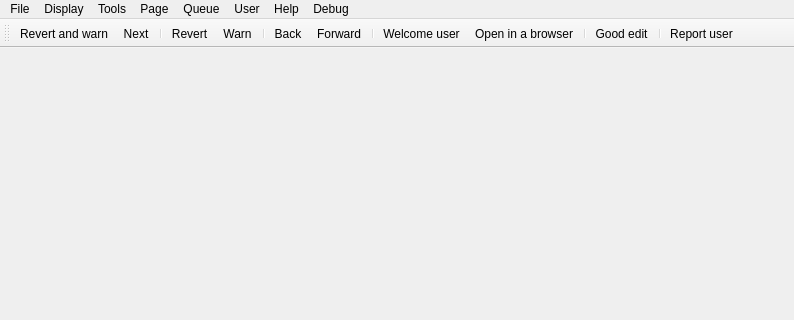
Above: huggle/mainwindow.ui from huggle/huggle3-qt-lx before the change; both pictures show x 0 to 794 and y 0 to 320 of the 794 by 482 pixel window. Below: the same form after it.
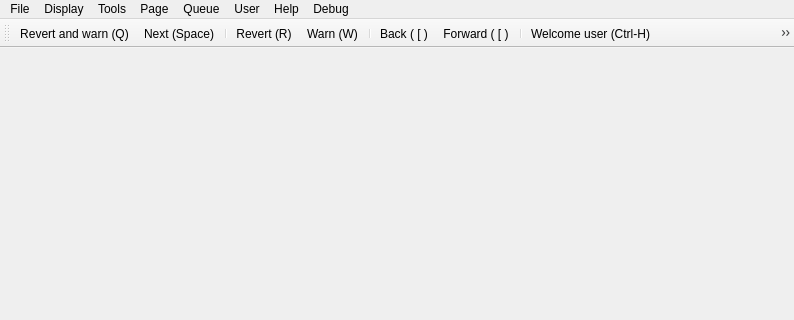
That is the form after the change. Icons and pictures are not drawn.

Commit message: keyboard shortcuts for toolbar actions now in tooltips

```diff
--- a/huggle/mainwindow.ui
+++ b/huggle/mainwindow.ui
@@ -220,7 +220,10 @@
      <normaloff>:/huggle/pictures/Resources/diff-revert-warn.png</normaloff>:/huggle/pictures/Resources/diff-revert-warn.png</iconset>
    </property>
    <property name="text">
-    <string>Revert and warn</string>
+    <string>Revert and warn (Q)</string>
+   </property>
+   <property name="toolTip">
+    <string>Revert and warn (Q)</string>
    </property>
   </action>
   <action name="actionRevert">
@@ -229,7 +232,10 @@
      <normaloff>:/huggle/pictures/Resources/diff-revert.png</normaloff>:/huggle/pictures/Resources/diff-revert.png</iconset>
    </property>
    <property name="text">
-    <string>Revert</string>
+    <string>Revert (R)</string>
+   </property>
+   <property name="toolTip">
+    <string>Revert (R)</string>
    </property>
   </action>
   <action name="actionWarn">
@@ -238,7 +244,7 @@
      <normaloff>:/huggle/pictures/Resources/user-warn.png</normaloff>:/huggle/pictures/Resources/user-warn.png</iconset>
    </property>
    <property name="text">
-    <string>Warn</string>
+    <string>Warn (W)</string>
    </property>
   </action>
   <action name="actionNext">
@@ -247,7 +253,10 @@
      <normaloff>:/huggle/pictures/Resources/diff-next.png</normaloff>:/huggle/pictures/Resources/diff-next.png</iconset>
    </property>
    <property name="text">
-    <string>Next</string>
+    <string>Next (Space)</string>
+   </property>
+   <property name="toolTip">
+    <string>Next (Space)</string>
    </property>
   </action>
   <action name="actionNext_2">
@@ -288,7 +297,10 @@
      <normaloff>:/huggle/pictures/Resources/browser-prev.png</normaloff>:/huggle/pictures/Resources/browser-prev.png</iconset>
    </property>
    <property name="text">
-    <string>Back</string>
+    <string>Back ( [ )</string>
+   </property>
+   <property name="toolTip">
+    <string>Back ( [ )</string>
    </property>
    <property name="shortcut">
     <string>[</string>
@@ -300,7 +312,7 @@
      <normaloff>:/huggle/pictures/Resources/browser-next.png</normaloff>:/huggle/pictures/Resources/browser-next.png</iconset>
    </property>
    <property name="text">
-    <string>Forward</string>
+    <string>Forward ( [ )</string>
    </property>
    <property name="shortcut">
     <string>]</string>
@@ -317,7 +329,7 @@
      <normaloff>:/huggle/pictures/Resources/user-info.png</normaloff>:/huggle/pictures/Resources/user-info.png</iconset>
    </property>
    <property name="text">
-    <string>Welcome user</string>
+    <string>Welcome user (Ctrl-H)</string>
    </property>
   </action>
   <action name="actionOpen_page_in_browser">
@@ -334,7 +346,7 @@
      <normaloff>:/huggle/pictures/Resources/page-watch.png</normaloff>:/huggle/pictures/Resources/page-watch.png</iconset>
    </property>
    <property name="text">
-    <string>Open in a browser</string>
+    <string>Open in a browser (O)</string>
    </property>
   </action>
   <action name="actionOpen_page_history_in_browser">
@@ -367,7 +379,10 @@
      <normaloff>:/huggle/pictures/Resources/sight-and-next.png</normaloff>:/huggle/pictures/Resources/sight-and-next.png</iconset>
    </property>
    <property name="text">
-    <string>Good edit</string>
+    <string>Good edit (G)</string>
+   </property>
+   <property name="shortcutContext">
+    <enum>Qt::WindowShortcut</enum>
    </property>
   </action>
   <action name="actionTalk_page">
@@ -537,7 +552,13 @@
      <normaloff>:/huggle/pictures/Resources/user-report.png</normaloff>:/huggle/pictures/Resources/user-report.png</iconset>
    </property>
    <property name="text">
-    <string>Report user</string>
+    <string>Report user (Ctrl+R)</string>
+   </property>
+   <property name="toolTip">
+    <string>Report user (Ctrl+R)</string>
+   </property>
+   <property name="shortcut">
+    <string>Ctrl+R</string>
    </property>
   </action>
   <action name="actionReport_user_2">
```
Left out of the diff: 2 changed lines with no effect on the pictures.
